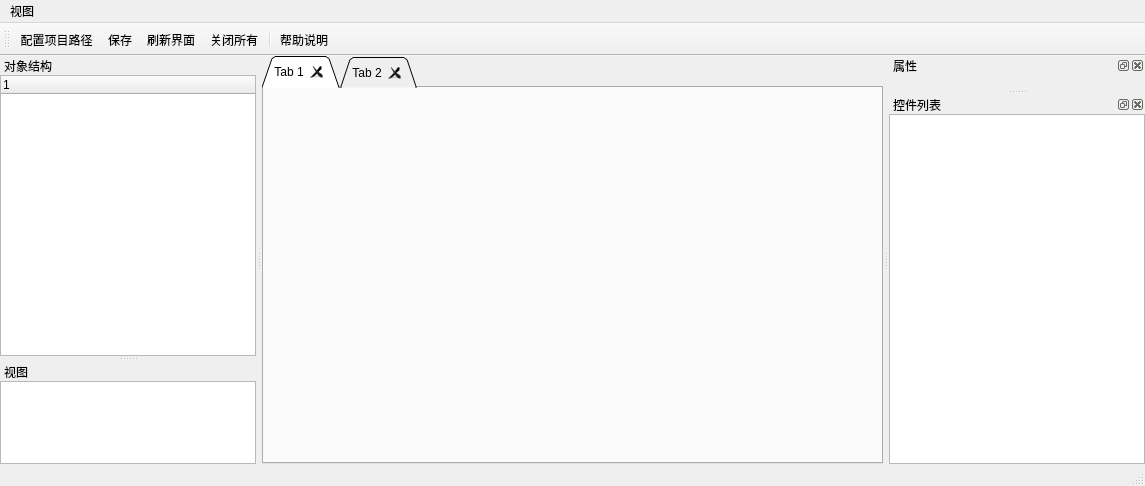
First picture: the form in mainwindow.ui, repository frl1317/UIEdit, before the edit.
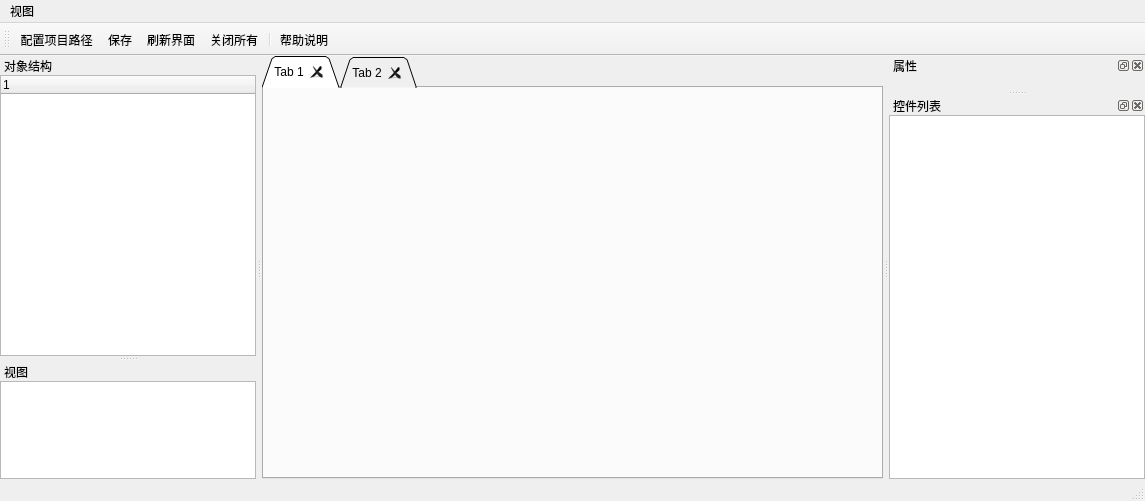
Second picture: the form after the edit.

Patch:
```diff
--- a/mainwindow.ui
+++ b/mainwindow.ui
@@ -7,7 +7,7 @@
     <x>0</x>
     <y>0</y>
     <width>1145</width>
-    <height>486</height>
+    <height>501</height>
    </rect>
   </property>
   <property name="windowTitle">
```
Left out of the diff: 2 changed lines with no effect on the pictures.
